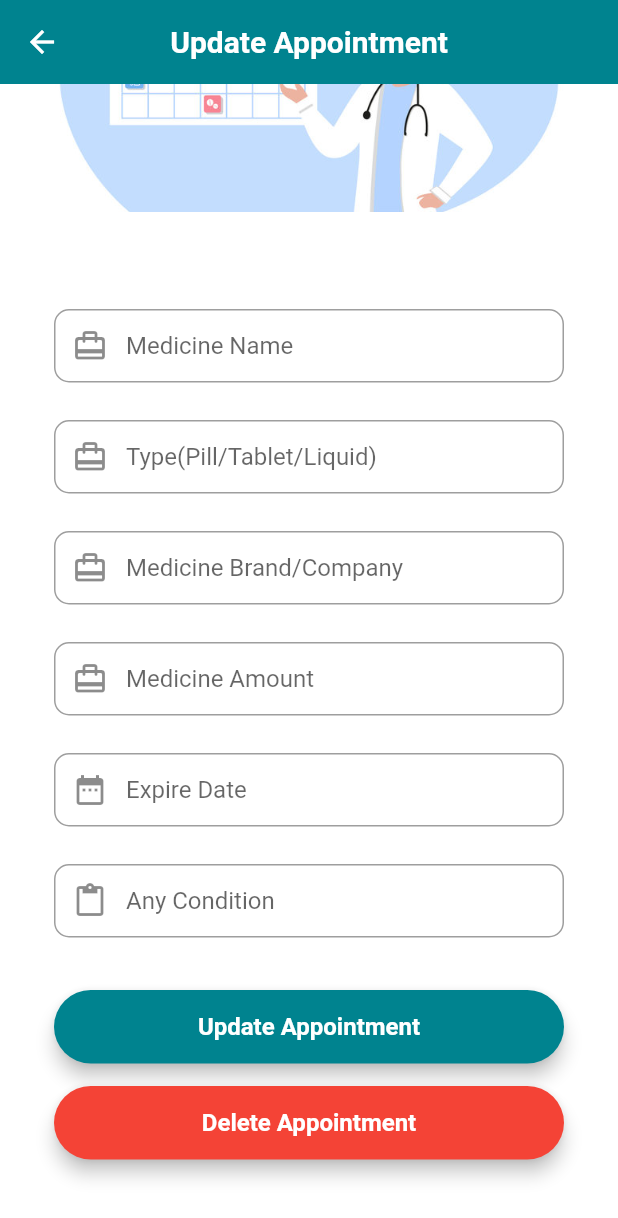
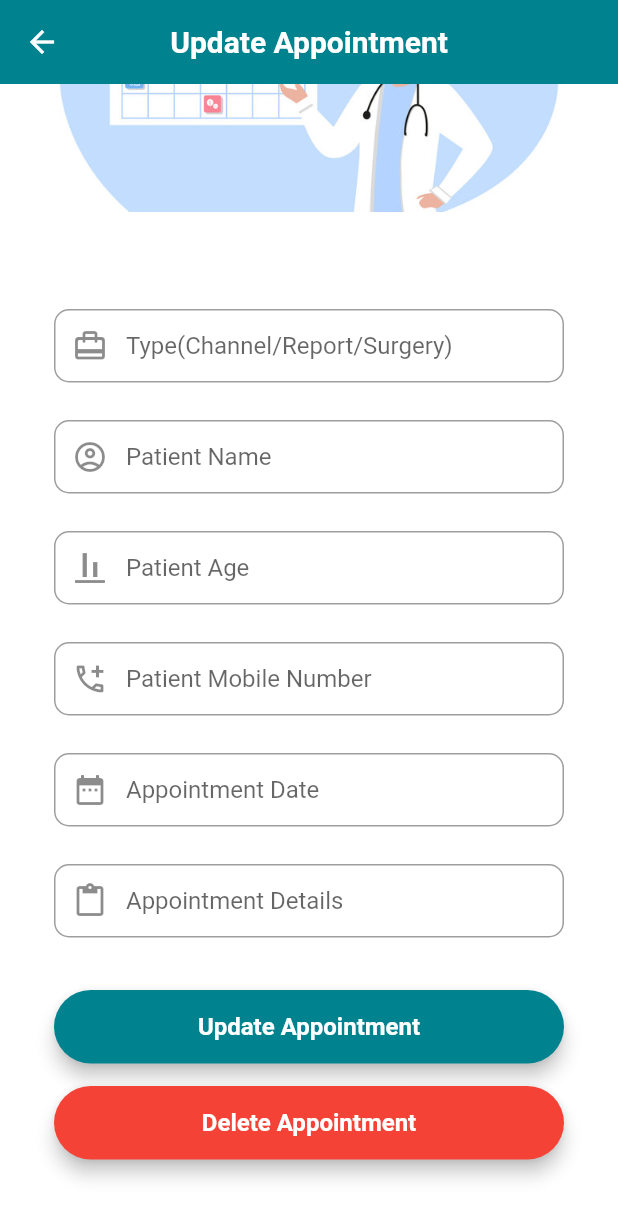
Before and after one commit to it19062884Ruvindu/Group_43_Medicine_Allert_App, a Flutter app: the EditChannel screen opened directly with empty values, scrolled down 196 dp, on a phone screen of 412 x 824 dp. Shown: the top 1218 px of the screen. Run offline on Flutter 3.47's test engine with Material 2 defaults, Android fonts, the phone set to English and light mode, and no system bars; our stand-ins replace cloud_firestore, firebase_auth, firebase_core, fluttertoast, lottie; accounts and stored records are empty; statements that could not run were skipped.

Commit message:
ui updated

```diff
--- a/lib/pages/doctorvisit/add_channel.dart
+++ b/lib/pages/doctorvisit/add_channel.dart
@@ -61,7 +61,7 @@ class addchannel extends StatelessWidget {
       },
       textInputAction: TextInputAction.next,
       decoration: InputDecoration(
-        prefixIcon: Icon(Icons.wallet_travel_rounded),
+        prefixIcon: Icon(Icons.account_circle_outlined),
         contentPadding: EdgeInsets.fromLTRB(20, 15, 20, 15),
         hintText: "Patient Name",
         border: OutlineInputBorder(borderRadius: BorderRadius.circular(10)),
@@ -85,7 +85,7 @@ class addchannel extends StatelessWidget {
       },
       textInputAction: TextInputAction.next,
       decoration: InputDecoration(
-        prefixIcon: Icon(Icons.wallet_travel_rounded),
+        prefixIcon: Icon(Icons.align_vertical_bottom_sharp),
         contentPadding: EdgeInsets.fromLTRB(20, 15, 20, 15),
         hintText: "Patient Age",
         border: OutlineInputBorder(borderRadius: BorderRadius.circular(10)),
@@ -109,7 +109,7 @@ class addchannel extends StatelessWidget {
       },
       textInputAction: TextInputAction.next,
       decoration: InputDecoration(
-        prefixIcon: Icon(Icons.wallet_travel_rounded),
+        prefixIcon: Icon(Icons.add_ic_call_outlined),
         contentPadding: EdgeInsets.fromLTRB(20, 15, 20, 15),
         hintText: "Patient Mobile Number",
         border: OutlineInputBorder(borderRadius: BorderRadius.circular(10)),
--- a/lib/pages/doctorvisit/edit_channel.dart
+++ b/lib/pages/doctorvisit/edit_channel.dart
@@ -44,7 +44,7 @@ class _EditChannelState extends State<EditChannel> {
       keyboardType: TextInputType.text,
       validator: (value) {
         if (value!.isEmpty) {
-          return ("Please Enter New Medicine Name");
+          return ("Please Enter Appointment Type");
         }
         return null;
       },
@@ -55,7 +55,7 @@ class _EditChannelState extends State<EditChannel> {
       decoration: InputDecoration(
         prefixIcon: Icon(Icons.wallet_travel_rounded),
         contentPadding: EdgeInsets.fromLTRB(20, 15, 20, 15),
-        hintText: "Medicine Name",
+        hintText: "Type(Channel/Report/Surgery)",
         border: OutlineInputBorder(borderRadius: BorderRadius.circular(10)),
       ),
     );
@@ -68,7 +68,7 @@ class _EditChannelState extends State<EditChannel> {
       keyboardType: TextInputType.text,
       validator: (value) {
         if (value!.isEmpty) {
-          return ("Please Enter New Medicine Type");
+          return ("Please Enter Patient Name");
         }
         return null;
       },
@@ -77,9 +77,9 @@ class _EditChannelState extends State<EditChannel> {
       },
       textInputAction: TextInputAction.next,
       decoration: InputDecoration(
-        prefixIcon: Icon(Icons.wallet_travel_rounded),
+        prefixIcon: Icon(Icons.account_circle_outlined),
         contentPadding: EdgeInsets.fromLTRB(20, 15, 20, 15),
-        hintText: "Type(Pill/Tablet/Liquid)",
+        hintText: "Patient Name",
         border: OutlineInputBorder(borderRadius: BorderRadius.circular(10)),
       ),
     );
@@ -92,7 +92,7 @@ class _EditChannelState extends State<EditChannel> {
       keyboardType: TextInputType.text,
       validator: (value) {
         if (value!.isEmpty) {
-          return ("Please Enter New Medicine Brand and Company");
+          return ("Please Enter Patient Age");
         }
         return null;
       },
@@ -101,9 +101,9 @@ class _EditChannelState extends State<EditChannel> {
       },
       textInputAction: TextInputAction.next,
       decoration: InputDecoration(
-        prefixIcon: Icon(Icons.wallet_travel_rounded),
+        prefixIcon: Icon(Icons.align_vertical_bottom_sharp),
         contentPadding: EdgeInsets.fromLTRB(20, 15, 20, 15),
-        hintText: "Medicine Brand/Company",
+        hintText: "Patient Age",
         border: OutlineInputBorder(borderRadius: BorderRadius.circular(10)),
       ),
     );
@@ -116,7 +116,7 @@ class _EditChannelState extends State<EditChannel> {
       keyboardType: TextInputType.text,
       validator: (value) {
         if (value!.isEmpty) {
-          return ("Please Enter Added Medicine Amount ");
+          return ("Please Enter Patient Mobile Number");
         }
         return null;
       },
@@ -125,9 +125,9 @@ class _EditChannelState extends State<EditChannel> {
       },
       textInputAction: TextInputAction.next,
       decoration: InputDecoration(
-        prefixIcon: Icon(Icons.wallet_travel_rounded),
+        prefixIcon: Icon(Icons.add_ic_call_outlined),
         contentPadding: EdgeInsets.fromLTRB(20, 15, 20, 15),
-        hintText: "Medicine Amount",
+        hintText: "Patient Mobile Number",
         border: OutlineInputBorder(borderRadius: BorderRadius.circular(10)),
       ),
     );
@@ -140,7 +140,7 @@ class _EditChannelState extends State<EditChannel> {
       keyboardType: TextInputType.datetime,
       validator: (value) {
         if (value!.isEmpty) {
-          return ("Please Enter The Expire Date for the Medicines");
+          return ("Please Enter The Appointment Date");
         }
         return null;
       },
@@ -151,7 +151,7 @@ class _EditChannelState extends State<EditChannel> {
       decoration: InputDecoration(
         prefixIcon: Icon(Icons.date_range),
         contentPadding: EdgeInsets.fromLTRB(20, 15, 20, 15),
-        hintText: "Expire Date",
+        hintText: "Appointment Date",
         border: OutlineInputBorder(borderRadius: BorderRadius.circular(10)),
       ),
     );
@@ -170,7 +170,7 @@ class _EditChannelState extends State<EditChannel> {
       decoration: InputDecoration(
         prefixIcon: Icon(Icons.content_paste),
         contentPadding: EdgeInsets.fromLTRB(20, 15, 20, 15),
-        hintText: "Any Condition",
+        hintText: "Appointment Details",
         border: OutlineInputBorder(borderRadius: BorderRadius.circular(10)),
       ),
     );
```
Also changed, not shown: lib/pages/doctorvisit/channel_list.dart (+38 -9 lines).
